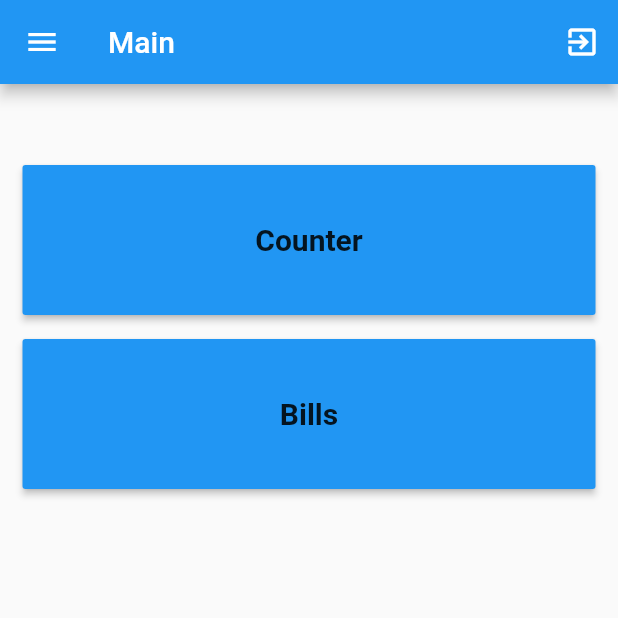
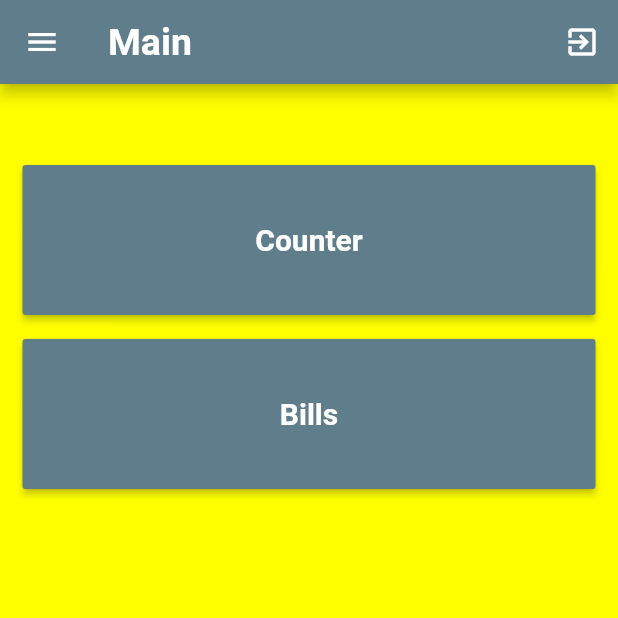
Before and after one commit to kassemxx1/generator, a Flutter app: the Main_Screen screen opened by its route, after a tap on "Bills", on a phone screen of 412 x 824 dp, the top half of it. Run offline on Flutter 3.47's test engine with Material 2 defaults, Android fonts, the phone set to English and light mode, and no system bars; our stand-ins replace custom_radio_grouped_button, date_format, flutter_easyloading, fluttertoast, shared_preferences; missing offline and left inert: easy_autocomplete; accounts and stored records are empty; network calls fail.

Commit message:
design v1

```diff
--- a/lib/Main_screen.dart
+++ b/lib/Main_screen.dart
@@ -20,9 +20,15 @@ class _Main_ScreenState extends State<Main_Screen> {
   @override
   Widget build(BuildContext context) {
     return Scaffold(
+      backgroundColor: Colors.yellowAccent,
       appBar: AppBar(
+        backgroundColor: Colors.blueGrey,
         title: Text(
-          'Main'
+          'Main',
+          style: TextStyle(
+            fontWeight: FontWeight.bold,
+            fontSize: 25
+          ),
         ),
         actions: [
           IconButton(onPressed: (){} ,
@@ -32,13 +38,40 @@ class _Main_ScreenState extends State<Main_Screen> {
 
       ),
       drawer: Drawer(
+        child: Container(
+          color: Colors.yellowAccent,
           child: ListView(
             children:[
+              Container(
+                width: MediaQuery.of(context).size.width,
+               // color: Colors.yellowAccent,
+                height: MediaQuery.of(context).size.height/4,
+                decoration: BoxDecoration(
+                  color: Colors.blueGrey,
+                  borderRadius: BorderRadius.only(topRight: Radius.circular(100),bottomRight: Radius.elliptical(100, 100))
+                ),
+              ),
+              SizedBox(
+                height: 30,
+              ),
+
               MaterialButton(
                 onPressed: (){
 
                 },
-              child: Text('Printer Setup'),
+                child: Center(
+                    child: Container(
+                      color: Colors.blueGrey,
+                    height: 50,
+                    width: MediaQuery.of(context).size.width/2,
+                    child: Center(child: Text('Printer Setup',style: TextStyle(
+                      fontSize: 20,
+                      fontWeight: FontWeight.bold,
+
+                    ),)))),
+              ),
+              SizedBox(
+                height: 30,
               ),
               MaterialButton(
                 onPressed: () async{
@@ -47,9 +80,23 @@ class _Main_ScreenState extends State<Main_Screen> {
                   _prefs.remove('pass');
                   Navigator.pushNamed(context, Login_Screen.id);
                 },
-              child: Text('Sign Out'),
+                child: Center(
+                  child: Container(
+                    color: Colors.blueGrey,
+                    height: 50,
+                    width: MediaQuery.of(context).size.width/2,
+                    child: Center(
+                      child: Text('Sign Out',style: TextStyle(
+                        fontSize: 20,
+                        fontWeight: FontWeight.bold,
+
+                      )),
+                    ),
+                  ),
+                ),
               ),
             ]
+          ),
         )
       ),
       body: ListView(
@@ -63,13 +110,14 @@ class _Main_ScreenState extends State<Main_Screen> {
             child: Padding(
               padding: const EdgeInsets.all(8.0),
               child: MaterialButton(
+
                 height: 100,
                 minWidth: MediaQuery.of(context).size.width -30,
-                color: Colors.blue,
+                color: Colors.blueGrey,
                 onPressed: (){
                   Navigator.pushNamed(context, Counter_Screen.id);
                 },
-                child: Text('Counter',style: TextStyle(fontWeight: FontWeight.bold,fontSize:20),),
+                child: Text('Counter',style: TextStyle(fontWeight: FontWeight.bold,fontSize:20,color: Colors.white),),
               ),
             ),
           ),
@@ -79,10 +127,10 @@ class _Main_ScreenState extends State<Main_Screen> {
               child: MaterialButton(
                 height: 100,
                 minWidth: MediaQuery.of(context).size.width -30,
-                color: Colors.blue,
+                color: Colors.blueGrey,
                 onPressed: (){
                 },
-                child: Text('Bills',style: TextStyle(fontWeight: FontWeight.bold,fontSize:20),),
+                child: Text('Bills',style: TextStyle(fontWeight: FontWeight.bold,fontSize:20,color: Colors.white),),
               ),
             ),
           ),
```
Also changed, not shown: lib/Counter_Screen.dart (+79 -18 lines). Lines whose indentation alone changed are shown as unchanged.
